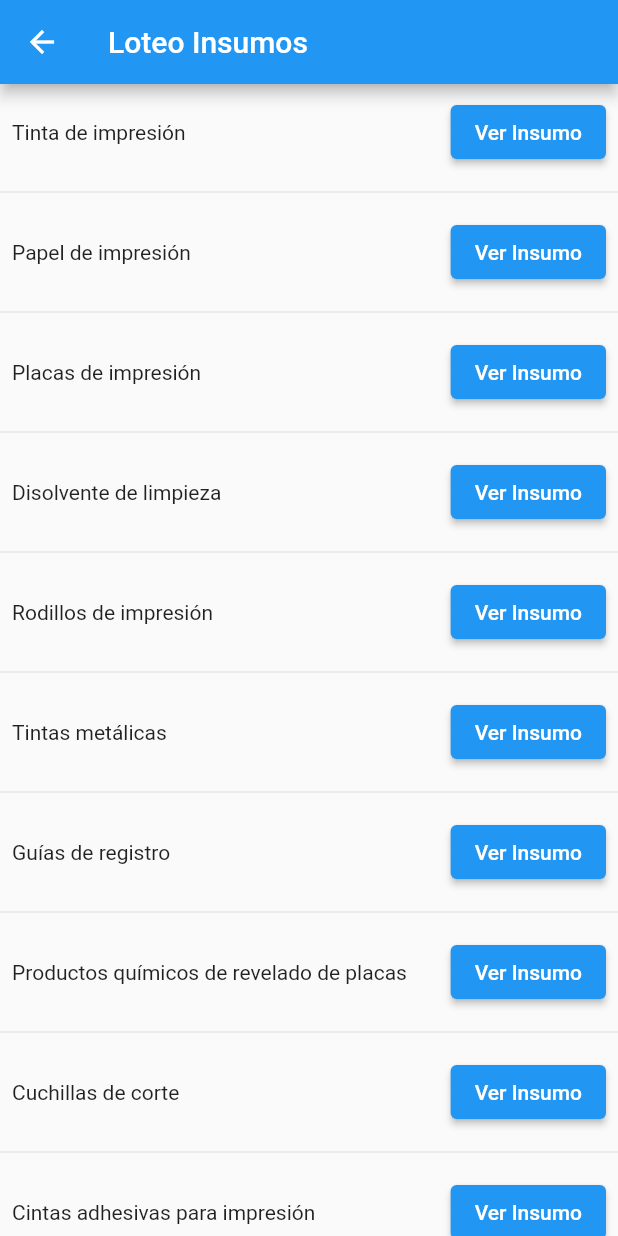
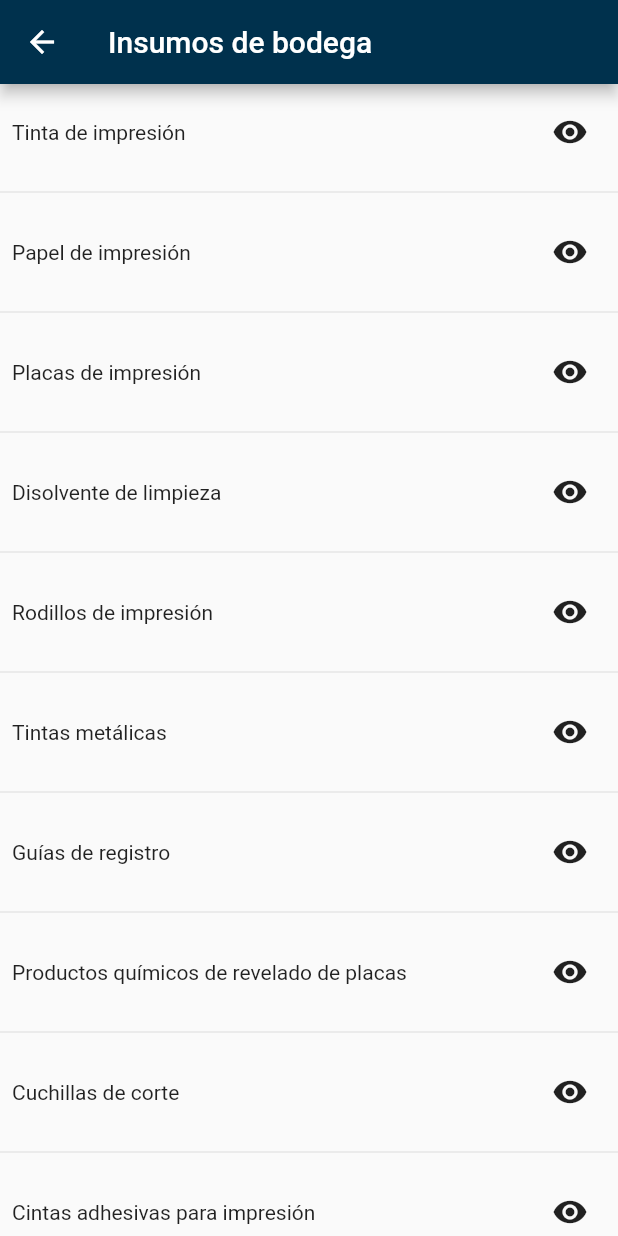
Before and after one commit to Daintz/SenaOnPrintingMovil, a Flutter app: the Lotes screen opened by its route, after a tap on "Ver insumos", on a phone screen of 412 x 824 dp. Run offline on Flutter 3.47's test engine with Material 2 defaults, Android fonts, the phone set to English and light mode, and no system bars.

Commit message:
build: :sparkles: lote_supply
lote_supply

```diff
--- a/lib/InsumoDetail.dart
+++ b/lib/Loteo/InsumoDetail.dart
@@ -10,19 +10,18 @@ class InsumoDetalle extends StatelessWidget {
   @override
   Widget build(BuildContext context) {
     return  Scaffold(
-         appBar: AppBar(title: const Text('Loteo Insumos')),
+         appBar: AppBar(title: const Text('Detalle de insumos'),backgroundColor: Color.fromARGB(255, 0, 49, 77), // Color RGB personalizado
+         ),
         body: Padding(
           padding: const EdgeInsets.all(16.0),
           child: Column(
             children: [
-
               SizedBox(height: 10), // Espacio entre las filas
               Row(
                 children: [
                   Expanded(child: Text('Nombre:', style: TextStyle(fontWeight: FontWeight.bold, fontSize: 17))),
                   Expanded(child: Text('${insume['Nombre']}')),
                 ],
-
               ),
               Row(
                 children: [
--- a/lib/Lotes.dart
+++ b/lib/Loteo/Lotes.dart
@@ -8,7 +8,8 @@ class Lotes extends StatelessWidget {
   @override
   Widget build(BuildContext context) {
     return Scaffold(
-        appBar: AppBar(title: const Text('Lotes')),
+        appBar: AppBar(title: const Text('Compra insumos'),  backgroundColor: Color.fromARGB(255, 0, 49, 77), // Color RGB personalizado
+        ),
         body: ListView.separated(
           itemCount: LotesList.length,
           separatorBuilder: (BuildContext context, int index) =>
@@ -23,10 +24,16 @@ class Lotes extends StatelessWidget {
                       '${LotesList[index]['bodega']} / ${LotesList[index]['FechaInicio']}'),
                   ElevatedButton(
                       onPressed: () {
+
                         Navigator.push(context,
                             MaterialPageRoute(builder: (context) => LoteoInsumos()));
                       },
-                      child: Text('Ver insumos'))
+                      style: ElevatedButton.styleFrom(
+                        primary: Color.fromARGB(255, 0, 49, 77)
+                      ),
+                      child: const Text(
+                        'Ver insumos'
+                        ,style: TextStyle(fontSize: 18),) )
                 ],
               ),
             );
--- a/lib/loteoInsumos.dart
+++ b/lib/Loteo/loteoInsumos.dart
@@ -8,7 +8,9 @@ class LoteoInsumos extends StatelessWidget {
   @override
   Widget build(BuildContext context) {
     return Scaffold(
-        appBar: AppBar(title: const Text('Loteo Insumos'),),
+        appBar: AppBar(title: const Text('Insumos de bodega'),
+         backgroundColor: Color.fromARGB(255, 0, 49, 77), // Color RGB personalizado
+         ),
         body: ListView.separated(
           itemCount: Insumos.length,
           separatorBuilder: (BuildContext context, int index) =>
@@ -20,15 +22,13 @@ class LoteoInsumos extends StatelessWidget {
                 mainAxisAlignment: MainAxisAlignment.spaceBetween,
                 children: [
                   Text('${Insumos[index]['Nombre']}'),
-
-                  ElevatedButton
-                  (onPressed:(){
+                  IconButton(onPressed:(){
                     Navigator.push(
                     context,
                     MaterialPageRoute(
                       builder:(context)=>
                                 InsumoDetalle(insume:Insumos[index])));
-                  }, child:Text('Ver Insumo'))
+                  }, icon: Icon(Icons.visibility),)
                 ],
               ),
             );
--- a/lib/entry_point.dart
+++ b/lib/entry_point.dart
@@ -1,5 +1,5 @@
 import 'package:flutter/material.dart';
-import 'package:rive/rive.dart';
+//import 'package:rive/rive.dart';
 import 'package:senaonprintingmovil/components/side_menu.dart';
 
 import 'models/menu_btn.dart';
--- a/lib/main.dart
+++ b/lib/main.dart
@@ -1,6 +1,5 @@
 import 'package:flutter/material.dart';
-import './Pum.dart';
-import './Lotes.dart';
+import 'Loteo/Lotes.dart';
 import 'package:senaonprintingmovil/Client/Client.dart';
 import 'package:senaonprintingmovil/OrderProduction/OrderProduction.dart';
 import 'package:senaonprintingmovil/Quotation/QuotationClient.dart';
```
Also changed, not shown: lib/Pum.dart (deleted, +0 -22 lines), lib/Loteo/List.dart (renamed from lib/List.dart), lib/Loteo/lotesList.dart (renamed from lib/lotesList.dart), lib/index.dart (deleted), pubspec.lock, 1 other file.
